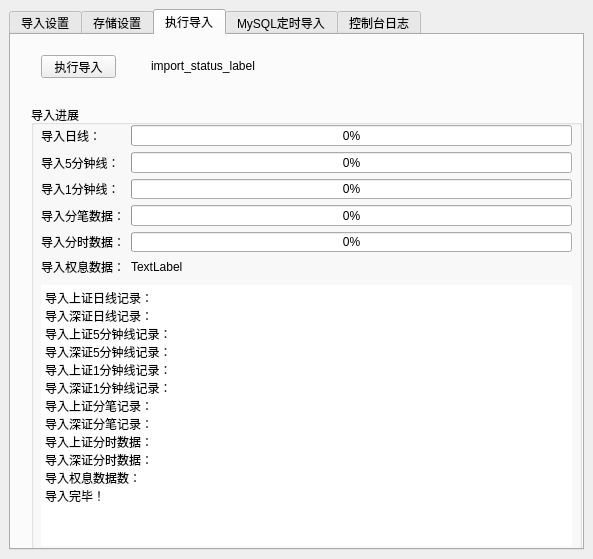
Above: hikyuu/gui/data/MainWindow.ui from fasiondog/hikyuu before the change. Below: the same form after it.
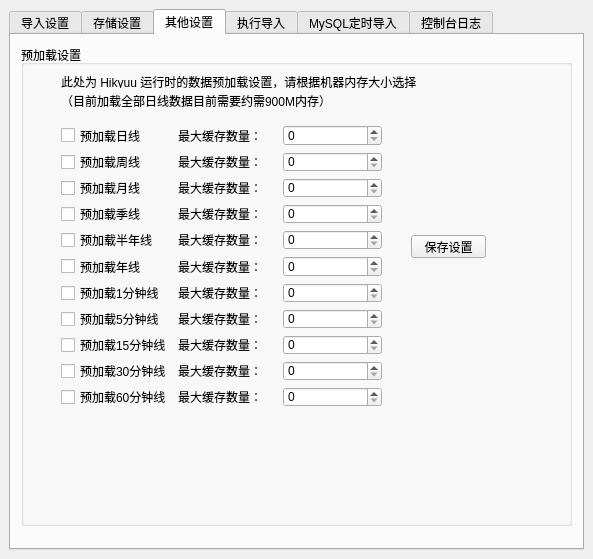
That is the form after the change. The open tabs and pages were chosen to show the change.

Commit message: 预加载增加数量设置(continue)

The edit to the form file:
```diff
--- a/hikyuu/gui/data/MainWindow.ui
+++ b/hikyuu/gui/data/MainWindow.ui
@@ -551,6 +551,306 @@
         </widget>
        </widget>
       </widget>
+      <widget class="QWidget" name="tab_6">
+       <attribute name="title">
+        <string>其他设置</string>
+       </attribute>
+       <widget class="QGroupBox" name="groupBox_6">
+        <property name="geometry">
+         <rect>
+          <x>10</x>
+          <y>10</y>
+          <width>551</width>
+          <height>481</height>
+         </rect>
+        </property>
+        <property name="title">
+         <string>预加载设置</string>
+        </property>
+        <widget class="QPushButton" name="save_pushButton">
+         <property name="geometry">
+          <rect>
+           <x>390</x>
+           <y>190</y>
+           <width>75</width>
+           <height>23</height>
+          </rect>
+         </property>
+         <property name="text">
+          <string>保存设置</string>
+         </property>
+        </widget>
+        <widget class="QWidget" name="">
+         <property name="geometry">
+          <rect>
+           <x>40</x>
+           <y>80</y>
+           <width>321</width>
+           <height>282</height>
+          </rect>
+         </property>
+         <layout class="QGridLayout" name="gridLayout_6">
+          <item row="0" column="0">
+           <widget class="QCheckBox" name="preload_day_checkBox">
+            <property name="text">
+             <string>预加载日线</string>
+            </property>
+           </widget>
+          </item>
+          <item row="0" column="1">
+           <widget class="QLabel" name="label_24">
+            <property name="text">
+             <string>最大缓存数量：</string>
+            </property>
+           </widget>
+          </item>
+          <item row="0" column="2">
+           <widget class="QSpinBox" name="preload_day_spinBox">
+            <property name="maximum">
+             <number>999999</number>
+            </property>
+           </widget>
+          </item>
+          <item row="1" column="0">
+           <widget class="QCheckBox" name="preload_week_checkBox">
+            <property name="text">
+             <string>预加载周线</string>
+            </property>
+           </widget>
+          </item>
+          <item row="1" column="1">
+           <widget class="QLabel" name="label_25">
+            <property name="text">
+             <string>最大缓存数量：</string>
+            </property>
+           </widget>
+          </item>
+          <item row="1" column="2">
+           <widget class="QSpinBox" name="preload_week_spinBox">
+            <property name="maximum">
+             <number>999999</number>
+            </property>
+           </widget>
+          </item>
+          <item row="2" column="0">
+           <widget class="QCheckBox" name="preload_month_checkBox">
+            <property name="text">
+             <string>预加载月线</string>
+            </property>
+           </widget>
+          </item>
+          <item row="2" column="1">
+           <widget class="QLabel" name="label_26">
+            <property name="text">
+             <string>最大缓存数量：</string>
+            </property>
+           </widget>
+          </item>
+          <item row="2" column="2">
+           <widget class="QSpinBox" name="preload_month_spinBox">
+            <property name="maximum">
+             <number>999999</number>
+            </property>
+           </widget>
+          </item>
+          <item row="3" column="0">
+           <widget class="QCheckBox" name="preload_quarter_checkBox">
+            <property name="text">
+             <string>预加载季线</string>
+            </property>
+           </widget>
+          </item>
+          <item row="3" column="1">
+           <widget class="QLabel" name="label_27">
+            <property name="text">
+             <string>最大缓存数量：</string>
+            </property>
+           </widget>
+          </item>
+          <item row="3" column="2">
+           <widget class="QSpinBox" name="preload_quarter_spinBox">
+            <property name="maximum">
+             <number>999999</number>
+            </property>
+           </widget>
+          </item>
+          <item row="4" column="0">
+           <widget class="QCheckBox" name="preload_halfyear_checkBox">
+            <property name="text">
+             <string>预加载半年线</string>
+            </property>
+           </widget>
+          </item>
+          <item row="4" column="1">
+           <widget class="QLabel" name="label_28">
+            <property name="text">
+             <string>最大缓存数量：</string>
+            </property>
+           </widget>
+          </item>
+          <item row="4" column="2">
+           <widget class="QSpinBox" name="preload_halfyear_spinBox">
+            <property name="maximum">
+             <number>999999</number>
+            </property>
+           </widget>
+          </item>
+          <item row="5" column="0">
+           <widget class="QCheckBox" name="preload_year_checkBox">
+            <property name="text">
+             <string>预加载年线</string>
+            </property>
+           </widget>
+          </item>
+          <item row="5" column="1">
+           <widget class="QLabel" name="label_29">
+            <property name="text">
+             <string>最大缓存数量：</string>
+            </property>
+           </widget>
+          </item>
+          <item row="5" column="2">
+           <widget class="QSpinBox" name="preload_year_spinBox">
+            <property name="maximum">
+             <number>999999</number>
+            </property>
+           </widget>
+          </item>
+          <item row="6" column="0">
+           <widget class="QCheckBox" name="preload_min1_checkBox">
+            <property name="text">
+             <string>预加载1分钟线</string>
+            </property>
+           </widget>
+          </item>
+          <item row="6" column="1">
+           <widget class="QLabel" name="label_30">
+            <property name="text">
+             <string>最大缓存数量：</string>
+            </property>
+           </widget>
+          </item>
+          <item row="6" column="2">
+           <widget class="QSpinBox" name="preload_min1_spinBox">
+            <property name="maximum">
+             <number>999999</number>
+            </property>
+           </widget>
+          </item>
+          <item row="7" column="0">
+           <widget class="QCheckBox" name="preload_min5_checkBox">
+            <property name="text">
+             <string>预加载5分钟线</string>
+            </property>
+           </widget>
+          </item>
+          <item row="7" column="1">
+           <widget class="QLabel" name="label_31">
+            <property name="text">
+             <string>最大缓存数量：</string>
+            </property>
+           </widget>
+          </item>
+          <item row="7" column="2">
+           <widget class="QSpinBox" name="preload_min5_spinBox">
+            <property name="maximum">
+             <number>999999</number>
+            </property>
+           </widget>
+          </item>
+          <item row="8" column="0">
+           <widget class="QCheckBox" name="preload_min15_checkBox">
+            <property name="text">
+             <string>预加载15分钟线</string>
+            </property>
+           </widget>
+          </item>
+          <item row="8" column="1">
+           <widget class="QLabel" name="label_32">
+            <property name="text">
+             <string>最大缓存数量：</string>
+            </property>
+           </widget>
+          </item>
+          <item row="8" column="2">
+           <widget class="QSpinBox" name="preload_min15_spinBox">
+            <property name="maximum">
+             <number>999999</number>
+            </property>
+           </widget>
+          </item>
+          <item row="9" column="0">
+           <widget class="QCheckBox" name="preload_min30_checkBox">
+            <property name="text">
+             <string>预加载30分钟线</string>
+            </property>
+           </widget>
+          </item>
+          <item row="9" column="1">
+           <widget class="QLabel" name="label_33">
+            <property name="text">
+             <string>最大缓存数量：</string>
+            </property>
+           </widget>
+          </item>
+          <item row="9" column="2">
+           <widget class="QSpinBox" name="preload_min30_spinBox">
+            <property name="maximum">
+             <number>999999</number>
+            </property>
+           </widget>
+          </item>
+          <item row="10" column="0">
+           <widget class="QCheckBox" name="preload_min60_checkBox">
+            <property name="text">
+             <string>预加载60分钟线</string>
+            </property>
+           </widget>
+          </item>
+          <item row="10" column="1">
+           <widget class="QLabel" name="label_34">
+            <property name="text">
+             <string>最大缓存数量：</string>
+            </property>
+           </widget>
+          </item>
+          <item row="10" column="2">
+           <widget class="QSpinBox" name="preload_min60_spinBox">
+            <property name="maximum">
+             <number>999999</number>
+            </property>
+           </widget>
+          </item>
+         </layout>
+        </widget>
+        <widget class="QWidget" name="">
+         <property name="geometry">
+          <rect>
+           <x>40</x>
+           <y>30</y>
+           <width>362</width>
+           <height>32</height>
+          </rect>
+         </property>
+         <layout class="QVBoxLayout" name="verticalLayout">
+          <item>
+           <widget class="QLabel" name="label_35">
+            <property name="text">
+             <string>此处为 Hikyuu 运行时的数据预加载设置，请根据机器内存大小选择</string>
+            </property>
+           </widget>
+          </item>
+          <item>
+           <widget class="QLabel" name="label_36">
+            <property name="text">
+             <string>（目前加载全部日线数据目前需要约需900M内存）</string>
+            </property>
+           </widget>
+          </item>
+         </layout>
+        </widget>
+       </widget>
+      </widget>
       <widget class="QWidget" name="tab_2">
        <attribute name="title">
         <string>执行导入</string>
```
Left out of the diff: 8 changed lines with no effect on the pictures. The commit also changes 5 other files.
